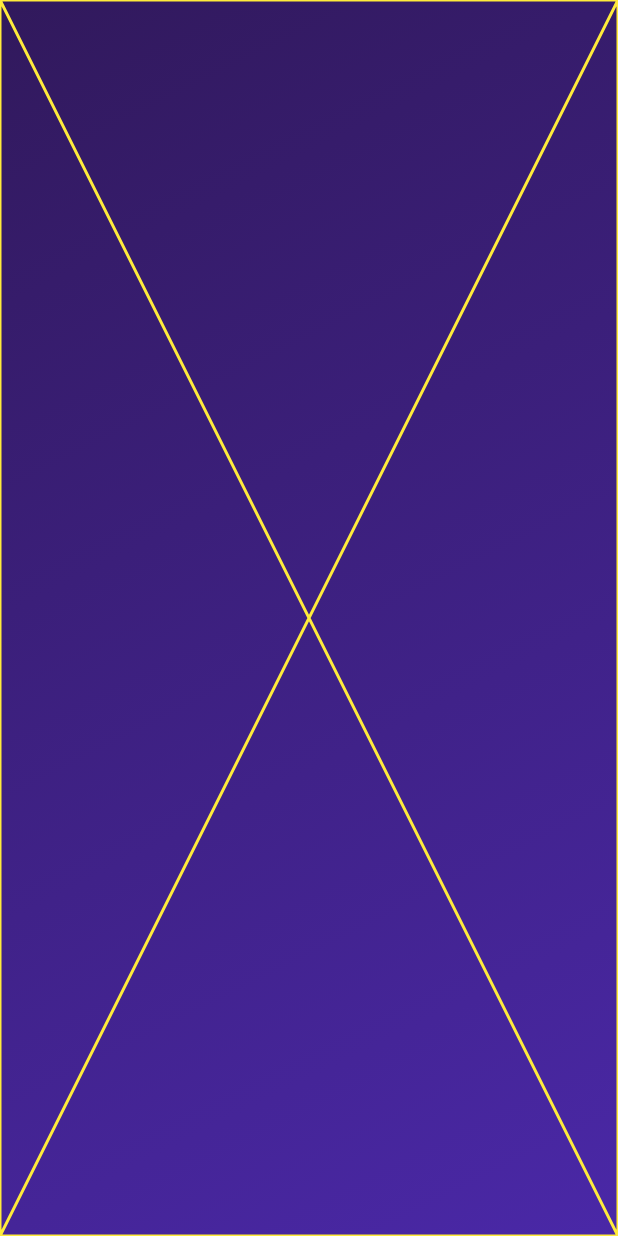
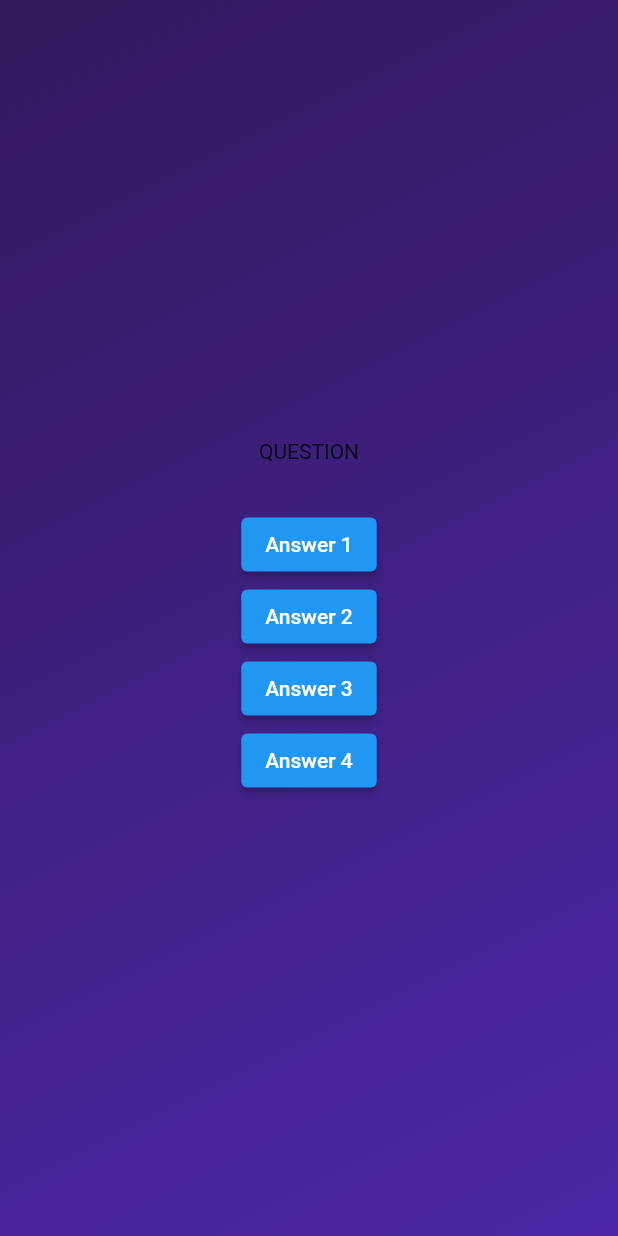
Before and after one commit to satyajeetmanu/quiz_app, a Flutter app: the screen it shows after launch, after a tap on "Start Quiz", on a phone screen of 412 x 824 dp. Run offline on Flutter 3.47's test engine with Material 2 defaults, Android fonts, the phone set to English and light mode, and no system bars.

Commit message:
modified questions screen to display a basic layout

```diff
--- a/lib/questions_screen.dart
+++ b/lib/questions_screen.dart
@@ -10,8 +10,33 @@ class QuestionsScreen extends StatefulWidget {
 class _QuestionsScreenState extends State<QuestionsScreen> {
   @override
   Widget build(BuildContext context) {
-    return const Placeholder(
-      color: Colors.yellow,
+    return SizedBox(
+      width: double.infinity,
+      child: Column(
+        mainAxisAlignment: MainAxisAlignment.center,
+        children: [
+          const Text('QUESTION'),
+          const SizedBox(
+            height: 30,
+          ),
+          ElevatedButton(
+            onPressed: () {},
+            child: const Text('Answer 1'),
+          ),
+          ElevatedButton(
+            onPressed: () {},
+            child: const Text('Answer 2'),
+          ),
+          ElevatedButton(
+            onPressed: () {},
+            child: const Text('Answer 3'),
+          ),
+          ElevatedButton(
+            onPressed: () {},
+            child: const Text('Answer 4'),
+          ),
+        ],
+      ),
     );
   }
 }
```
